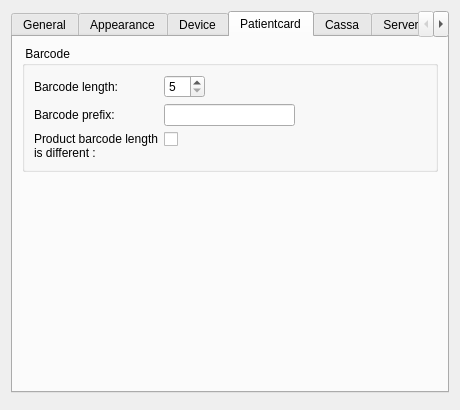
Before: the Qt Designer form client/dlgpreferences.ui in tbikfalvi/Belenus, drawn with Qt 5.
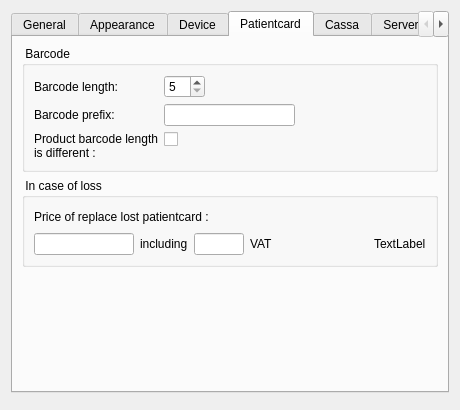
After: the same form once the commit is applied. The open tabs and pages were chosen to show the change.

```diff
--- a/client/dlgpreferences.ui
+++ b/client/dlgpreferences.ui
@@ -905,6 +905,109 @@
          </layout>
         </widget>
        </item>
+       <item>
+        <widget class="QGroupBox" name="gbPatientCardLost">
+         <property name="title">
+          <string> In case of loss </string>
+         </property>
+         <layout class="QVBoxLayout" name="verticalLayout_15">
+          <item>
+           <layout class="QHBoxLayout" name="horizontalLayout_18">
+            <item>
+             <widget class="QLabel" name="lblPCPriceOfLoss">
+              <property name="text">
+               <string>Price of replace lost patientcard :</string>
+              </property>
+             </widget>
+            </item>
+            <item>
+             <spacer name="horizontalSpacer_13">
+              <property name="orientation">
+               <enum>Qt::Horizontal</enum>
+              </property>
+              <property name="sizeHint" stdset="0">
+               <size>
+                <width>40</width>
+                <height>20</height>
+               </size>
+              </property>
+             </spacer>
+            </item>
+           </layout>
+          </item>
+          <item>
+           <layout class="QHBoxLayout" name="horizontalLayout_17">
+            <item>
+             <widget class="QLineEdit" name="ledPCLostPrice">
+              <property name="sizePolicy">
+               <sizepolicy hsizetype="Fixed" vsizetype="Fixed">
+                <horstretch>0</horstretch>
+                <verstretch>0</verstretch>
+               </sizepolicy>
+              </property>
+              <property name="maximumSize">
+               <size>
+                <width>100</width>
+                <height>16777215</height>
+               </size>
+              </property>
+             </widget>
+            </item>
+            <item>
+             <widget class="QLabel" name="lblIncluding">
+              <property name="text">
+               <string>including</string>
+              </property>
+             </widget>
+            </item>
+            <item>
+             <widget class="QLineEdit" name="ledPCLostVatpercent">
+              <property name="sizePolicy">
+               <sizepolicy hsizetype="Fixed" vsizetype="Fixed">
+                <horstretch>0</horstretch>
+                <verstretch>0</verstretch>
+               </sizepolicy>
+              </property>
+              <property name="maximumSize">
+               <size>
+                <width>50</width>
+                <height>16777215</height>
+               </size>
+              </property>
+             </widget>
+            </item>
+            <item>
+             <widget class="QLabel" name="lblVAT">
+              <property name="text">
+               <string>VAT</string>
+              </property>
+             </widget>
+            </item>
+            <item>
+             <spacer name="horizontalSpacer_12">
+              <property name="orientation">
+               <enum>Qt::Horizontal</enum>
+              </property>
+              <property name="sizeHint" stdset="0">
+               <size>
+                <width>40</width>
+                <height>20</height>
+               </size>
+              </property>
+             </spacer>
+            </item>
+            <item>
+             <widget class="QLabel" name="lblPCLostPriceFull">
+              <property name="text">
+               <string>TextLabel</string>
+              </property>
+             </widget>
+            </item>
+           </layout>
+          </item>
+         </layout>
+        </widget>
+       </item>
        <item>
         <spacer name="verticalSpacer_6">
          <property name="orientation">
@@ -913,7 +1016,7 @@
          <property name="sizeHint" stdset="0">
           <size>
            <width>20</width>
-           <height>167</height>
+           <height>40</height>
           </size>
          </property>
         </spacer>
```
Left out of the diff: 2 changed lines with no effect on the pictures.
